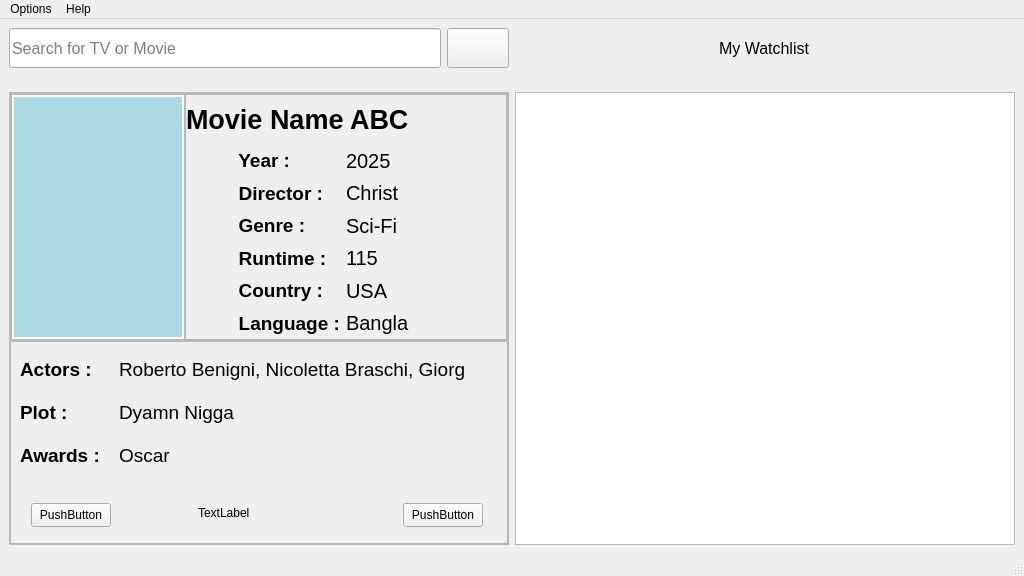
Above: watchlist.ui from ImRIzo/Watchlist before the change. Below: the same form after it.
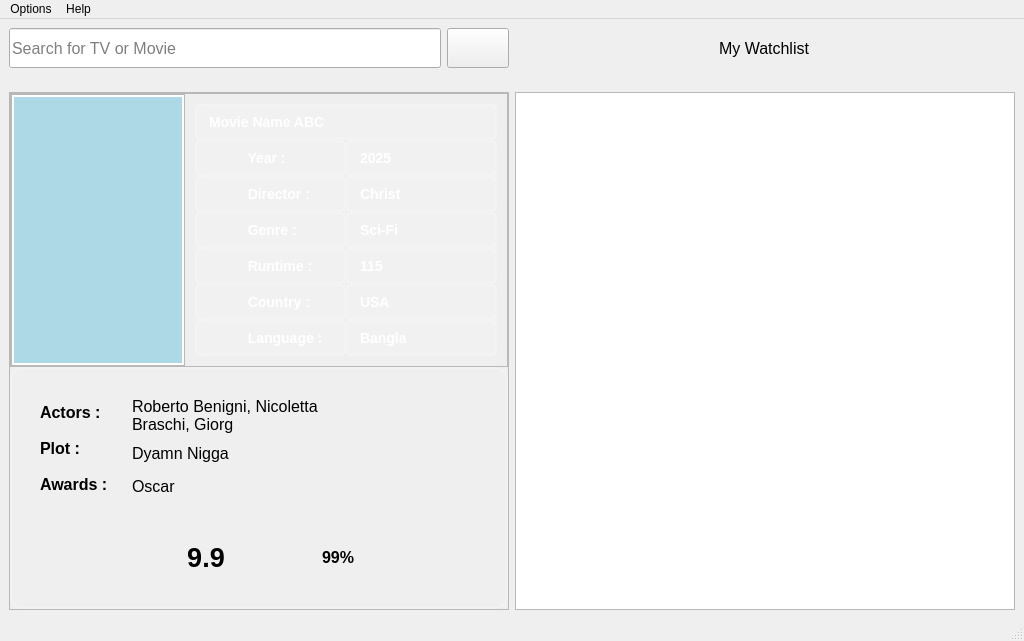
That is the form after the change. The open tabs and pages were chosen to show the change. Icons and pictures are not drawn.

The edit to the form file:
```diff
--- a/watchlist.ui
+++ b/watchlist.ui
@@ -389,7 +389,72 @@
                    <item>
                     <widget class="QFrame" name="upeer_right">
                      <property name="styleSheet">
-                      <string notr="true"/>
+                      <string notr="true">/* Main Grid Background */
+QWidget {
+    background: qlineargradient(x1:0, y1:0, x2:1, y2:1, 
+                                stop:0 #1E3C72, 
+                                stop:1 #2A5298); /* Blue gradient background */
+    border-radius: 10px;
+    padding: 10px;
+}
+
+/* Grid Items (Labels, Buttons, Inputs) */
+QLabel, QPushButton, QLineEdit {
+    background: rgba(255, 255, 255, 0.1); /* Semi-transparent */
+    color: white;
+    font-size: 14px;
+    font-weight: bold;
+    padding: 8px;
+    border-radius: 5px;
+    border: 2px solid rgba(255, 255, 255, 0.2); /* Prevents border overlap */
+}
+
+/* Grid Button Styling */
+QPushButton {
+    background: qlineargradient(x1:0, y1:0, x2:1, y2:1, 
+                                stop:0 #4A90E2, 
+                                stop:1 #1C62B9);
+    border: 2px solid #357ABD;
+    padding: 10px;
+}
+
+QPushButton:hover {
+    background: qlineargradient(x1:0, y1:0, x2:1, y2:1, 
+                                stop:0 #62A9F4, 
+                                stop:1 #2A73D9);
+    border: 2px solid #2A73D9;
+}
+
+QPushButton:pressed {
+    background: #1C62B9;
+    border: 2px solid #0E4A91;
+}
+
+/* Text Input Fields */
+QLineEdit {
+    background: rgba(255, 255, 255, 0.2);
+    border: 2px solid #5A89C4;
+    padding: 6px;
+}
+
+/* Table/Grid View */
+QTableView {
+    background: rgba(255, 255, 255, 0.05);
+    border: 2px solid #357ABD; /* Proper spacing */
+    gridline-color: #5A89C4;
+    color: white;
+    selection-background-color: #357ABD;
+}
+
+/* Table Header */
+QHeaderView::section {
+    background: #1C62B9;
+    color: white;
+    font-weight: bold;
+    padding: 6px;
+    border: 2px solid #357ABD;
+}
+</string>
                      </property>
                      <property name="frameShape">
                       <enum>QFrame::Shape::StyledPanel</enum>
@@ -417,7 +482,7 @@
                        <widget class="QLabel" name="_title">
                         <property name="font">
                          <font>
-                          <pointsize>20</pointsize>
+                          <pointsize>-1</pointsize>
                           <bold>true</bold>
                          </font>
                         </property>
@@ -438,7 +503,7 @@
                          <widget class="QLabel" name="Year">
                           <property name="font">
                            <font>
-                            <pointsize>14</pointsize>
+                            <pointsize>-1</pointsize>
                             <bold>true</bold>
                            </font>
                           </property>
@@ -451,7 +516,8 @@
                          <widget class="QLabel" name="_language_2">
                           <property name="font">
                            <font>
-                            <pointsize>15</pointsize>
+                            <pointsize>-1</pointsize>
+                            <bold>true</bold>
                            </font>
                           </property>
                           <property name="layoutDirection">
@@ -469,7 +535,8 @@
                          <widget class="QLabel" name="_runtime">
                           <property name="font">
                            <font>
-                            <pointsize>15</pointsize>
+                            <pointsize>-1</pointsize>
+                            <bold>true</bold>
                            </font>
                           </property>
                           <property name="layoutDirection">
@@ -487,7 +554,7 @@
                          <widget class="QLabel" name="Runtime">
                           <property name="font">
                            <font>
-                            <pointsize>14</pointsize>
+                            <pointsize>-1</pointsize>
                             <bold>true</bold>
                            </font>
                           </property>
@@ -500,7 +567,7 @@
                          <widget class="QLabel" name="Director">
                           <property name="font">
                            <font>
-                            <pointsize>14</pointsize>
+                            <pointsize>-1</pointsize>
                             <bold>true</bold>
                            </font>
                           </property>
@@ -513,7 +580,7 @@
                          <widget class="QLabel" name="Country">
                           <property name="font">
                            <font>
-                            <pointsize>14</pointsize>
+                            <pointsize>-1</pointsize>
                             <bold>true</bold>
                            </font>
                           </property>
@@ -526,7 +593,7 @@
                          <widget class="QLabel" name="Genre">
                           <property name="font">
                            <font>
-                            <pointsize>14</pointsize>
+                            <pointsize>-1</pointsize>
                             <bold>true</bold>
                            </font>
                           </property>
@@ -539,7 +606,8 @@
                          <widget class="QLabel" name="_year">
                           <property name="font">
                            <font>
-                            <pointsize>15</pointsize>
+                            <pointsize>-1</pointsize>
+                            <bold>true</bold>
                            </font>
                           </property>
                           <property name="layoutDirection">
@@ -557,7 +625,7 @@
                          <widget class="QLabel" name="Language">
                           <property name="font">
                            <font>
-                            <pointsize>14</pointsize>
+                            <pointsize>-1</pointsize>
                             <bold>true</bold>
                            </font>
                           </property>
@@ -570,7 +638,8 @@
                          <widget class="QLabel" name="_language">
                           <property name="font">
                            <font>
-                            <pointsize>15</pointsize>
+                            <pointsize>-1</pointsize>
+                            <bold>true</bold>
                            </font>
                           </property>
                           <property name="layoutDirection">
@@ -588,7 +657,8 @@
                          <widget class="QLabel" name="_director">
                           <property name="font">
                            <font>
-                            <pointsize>15</pointsize>
+                            <pointsize>-1</pointsize>
+                            <bold>true</bold>
                            </font>
                           </property>
                           <property name="layoutDirection">
@@ -606,7 +676,8 @@
                          <widget class="QLabel" name="_genre">
                           <property name="font">
                            <font>
-                            <pointsize>15</pointsize>
+                            <pointsize>-1</pointsize>
+                            <bold>true</bold>
                            </font>
                           </property>
                           <property name="layoutDirection">
@@ -631,7 +702,17 @@
                 <item>
                  <widget class="QFrame" name="lower_frame">
                   <property name="styleSheet">
-                   <string notr="true"/>
+                   <string notr="true">#lower_frame {
+    background: qlineargradient(x1:0, y1:0, x2:1, y2:1, 
+                                stop:0 #0F2027, 
+                                stop:0.5 #203A43, 
+                                stop:1 #2C5364); /* Dark blue gradient */
+    
+    border: 2px solid rgba(255, 255, 255, 0.2); /* Subtle glowing border */
+    border-radius: 12px; /* Soft rounded corners */
+    padding: 10px;
+}
+</string>
                   </property>
                   <property name="frameShape">
                    <enum>QFrame::Shape::StyledPanel</enum>
@@ -657,21 +738,18 @@
                    </property>
                    <item>
                     <widget class="QWidget" name="up_d" native="true">
-                     <layout class="QHBoxLayout" name="horizontalLayout_10" stretch="20,80">
-                      <property name="spacing">
-                       <number>0</number>
-                      </property>
+                     <layout class="QHBoxLayout" name="horizontalLayout_10" stretch="10,60,30">
                       <property name="leftMargin">
-                       <number>0</number>
+                       <number>9</number>
                       </property>
                       <property name="topMargin">
-                       <number>0</number>
+                       <number>9</number>
                       </property>
                       <property name="rightMargin">
-                       <number>0</number>
+                       <number>9</number>
                       </property>
                       <property name="bottomMargin">
-                       <number>0</number>
+                       <number>9</number>
                       </property>
                       <item>
                        <widget class="QWidget" name="lefty" native="true">
@@ -680,7 +758,7 @@
                           <widget class="QLabel" name="Actors">
                            <property name="font">
                             <font>
-                             <pointsize>14</pointsize>
+                             <pointsize>12</pointsize>
                              <bold>true</bold>
                             </font>
                            </property>
@@ -693,7 +771,7 @@
                           <widget class="QLabel" name="Plot">
                            <property name="font">
                             <font>
-                             <pointsize>14</pointsize>
+                             <pointsize>12</pointsize>
                              <bold>true</bold>
                             </font>
                            </property>
@@ -706,7 +784,7 @@
                           <widget class="QLabel" name="Awards">
                            <property name="font">
                             <font>
-                             <pointsize>14</pointsize>
+                             <pointsize>12</pointsize>
                              <bold>true</bold>
                             </font>
                            </property>
@@ -725,7 +803,7 @@
                           <widget class="QLabel" name="_actors">
                            <property name="font">
                             <font>
-                             <pointsize>14</pointsize>
+                             <pointsize>12</pointsize>
                              <bold>false</bold>
                             </font>
                            </property>
@@ -744,7 +822,7 @@
                           <widget class="QLabel" name="_plot">
                            <property name="font">
                             <font>
-                             <pointsize>14</pointsize>
+                             <pointsize>12</pointsize>
                              <bold>false</bold>
                             </font>
                            </property>
@@ -760,7 +838,7 @@
                           <widget class="QLabel" name="_awards">
                            <property name="font">
                             <font>
-                             <pointsize>14</pointsize>
+                             <pointsize>12</pointsize>
                              <bold>false</bold>
                             </font>
                            </property>
@@ -775,12 +853,156 @@
                         </layout>
                        </widget>
                       </item>
+                      <item alignment="Qt::AlignmentFlag::AlignHCenter|Qt::AlignmentFlag::AlignVCenter">
+                       <widget class="QWidget" name="widget" native="true">
+                        <layout class="QVBoxLayout" name="verticalLayout_7" stretch="0,0,0">
+                         <property name="spacing">
+                          <number>10</number>
+                         </property>
+                         <property name="leftMargin">
+                          <number>50</number>
+                         </property>
+                         <property name="topMargin">
+                          <number>0</number>
+                         </property>
+                         <property name="rightMargin">
+                          <number>0</number>
+                         </property>
+                         <property name="bottomMargin">
+                          <number>0</number>
+                         </property>
+                         <item>
+                          <widget class="QPushButton" name="youtube_button">
+                           <property name="sizePolicy">
+                            <sizepolicy hsizetype="Expanding" vsizetype="Expanding">
+                             <horstretch>0</horstretch>
+                             <verstretch>0</verstretch>
+                            </sizepolicy>
+                           </property>
+                           <property name="minimumSize">
+                            <size>
+                             <width>30</width>
+                             <height>30</height>
+                            </size>
+                           </property>
+                           <property name="maximumSize">
+                            <size>
+                             <width>120</width>
+                             <height>120</height>
+                            </size>
+                           </property>
+                           <property name="cursor">
+                            <cursorShape>PointingHandCursor</cursorShape>
+                           </property>
+                           <property name="toolTip">
+                            <string comment="yoo" extracomment="Watch Trailer"/>
+                           </property>
+                           <property name="styleSheet">
+                            <string notr="true">#youtube_button {
+    border: none;
+    background: transparent;
+    border-image: url(:/images/resources/images/youtube.png) 0 0 0 0 stretch stretch;
+}
+</string>
+                           </property>
+                           <property name="text">
+                            <string/>
+                           </property>
+                          </widget>
+                         </item>
+                         <item>
+                          <widget class="QPushButton" name="google_button">
+                           <property name="sizePolicy">
+                            <sizepolicy hsizetype="Expanding" vsizetype="Expanding">
+                             <horstretch>0</horstretch>
+                             <verstretch>0</verstretch>
+                            </sizepolicy>
+                           </property>
+                           <property name="minimumSize">
+                            <size>
+                             <width>30</width>
+                             <height>30</height>
+                            </size>
+                           </property>
+                           <property name="maximumSize">
+                            <size>
+                             <width>120</width>
+                             <height>120</height>
+                            </size>
+                           </property>
+                           <property name="cursor">
+                            <cursorShape>PointingHandCursor</cursorShape>
+                           </property>
+                           <property name="toolTip">
+                            <string extracomment="Search on Google"/>
+                           </property>
+                           <property name="styleSheet">
+                            <string notr="true">#google_button {
+    border: none;
+    background: transparent;
+    border-image: url(:/images/resources/images/search.png) 0 0 0 0 stretch stretch;
+}
+</string>
+                           </property>
+                           <property name="text">
+                            <string/>
+                           </property>
+                          </widget>
+                         </item>
+                         <item>
+                          <widget class="QPushButton" name="download_button">
+                           <property name="sizePolicy">
+                            <sizepolicy hsizetype="Expanding" vsizetype="Expanding">
+                             <horstretch>0</horstretch>
+                             <verstretch>0</verstretch>
+                            </sizepolicy>
+                           </property>
+                           <property name="minimumSize">
+                            <size>
+                             <width>40</width>
+                             <height>40</height>
+                            </size>
+                           </property>
+                           <property name="maximumSize">
+                            <size>
+                             <width>120</width>
+                             <height>120</height>
+                            </size>
+                           </property>
+                           <property name="cursor">
+                            <cursorShape>PointingHandCursor</cursorShape>
+                           </property>
+                           <property name="toolTip">
+                            <string extracomment="Download"/>
+                           </property>
+                           <property name="styleSheet">
+                            <string notr="true">#download_button {
+    border: none;
+    background: transparent;
+    border-image: url(:/images/resources/images/download.png) 0 0 0 0 stretch stretch;
+}
+</string>
+                           </property>
+                           <property name="text">
+                            <string/>
+                           </property>
+                           <property name="iconSize">
+                            <size>
+                             <width>16</width>
+                             <height>16</height>
+                            </size>
+                           </property>
+                          </widget>
+                         </item>
+                        </layout>
+                       </widget>
+                      </item>
                      </layout>
                     </widget>
                    </item>
                    <item>
                     <widget class="QWidget" name="down_d" native="true">
-                     <layout class="QHBoxLayout" name="horizontalLayout_11">
+                     <layout class="QHBoxLayout" name="horizontalLayout_11" stretch="25,25,25,25">
                       <property name="spacing">
                        <number>0</number>
                       </property>
@@ -798,26 +1020,86 @@
                       </property>
                       <item>
                        <widget class="QWidget" name="w1" native="true">
-                        <widget class="QPushButton" name="pushButton">
-                         <property name="geometry">
-                          <rect>
-                           <x>20</x>
-                           <y>20</y>
-                           <width>80</width>
-                           <height>24</height>
-                          </rect>
+                        <layout class="QHBoxLayout" name="horizontalLayout_14">
+                         <property name="spacing">
+                          <number>5</number>
                          </property>
-                         <property name="text">
-                          <string>PushButton</string>
+                         <property name="leftMargin">
+                          <number>0</number>
                          </property>
-                        </widget>
+                         <property name="topMargin">
+                          <number>0</number>
+                         </property>
+                         <property name="rightMargin">
+                          <number>0</number>
+                         </property>
+                         <property name="bottomMargin">
+                          <number>0</number>
+                         </property>
+                         <item>
+                          <widget class="QPushButton" name="back_button">
+                           <property name="minimumSize">
+                            <size>
+                             <width>60</width>
+                             <height>60</height>
+                            </size>
+                           </property>
+                           <property name="maximumSize">
+                            <size>
+                             <width>60</width>
+                             <height>60</height>
+                            </size>
+                           </property>
+                           <property name="font">
+                            <font>
+                             <bold>true</bold>
+                            </font>
+                           </property>
+                           <property name="autoFillBackground">
+                            <bool>false</bool>
+                           </property>
+                           <property name="styleSheet">
+                            <string notr="true">#back_button {
+    border: none;
+    background: transparent;
+    border-image: url(:/images/resources/images/back_button.png) 0 0 0 0 stretch stretch;
+}
+</string>
+                           </property>
+                           <property name="text">
+                            <string/>
+                           </property>
+                          </widget>
+                         </item>
+                        </layout>
                        </widget>
                       </item>
                       <item>
                        <widget class="QWidget" name="w2" native="true">
-                        <layout class="QHBoxLayout" name="horizontalLayout_12">
+                        <layout class="QHBoxLayout" name="horizontalLayout_12" stretch="0,0">
+                         <property name="spacing">
+                          <number>5</number>
+                         </property>
+                         <property name="leftMargin">
+                          <number>0</number>
+                         </property>
+                         <property name="topMargin">
+                          <number>0</number>
+                         </property>
+                         <property name="rightMargin">
+                          <number>0</number>
+                         </property>
+                         <property name="bottomMargin">
+                          <number>0</number>
+                         </property>
                          <item>
                           <widget class="QLabel" name="imdb_logo">
+                           <property name="maximumSize">
+                            <size>
+                             <width>80</width>
+                             <height>40</height>
+                            </size>
+                           </property>
                            <property name="text">
                             <string/>
                            </property>
@@ -827,9 +1109,50 @@
                           </widget>
                          </item>
                          <item>
-                          <widget class="QLabel" name="label_2">
+                          <widget class="QLabel" name="_imdbrating">
+                           <property name="enabled">
+                            <bool>true</bool>
+                           </property>
+                           <property name="sizePolicy">
+                            <sizepolicy hsizetype="Expanding" vsizetype="Expanding">
+                             <horstretch>0</horstretch>
+                             <verstretch>0</verstretch>
+                            </sizepolicy>
+                           </property>
+                           <property name="minimumSize">
+                            <size>
+                             <width>80</width>
+                             <height>80</height>
+                            </size>
+                           </property>
+                           <property name="maximumSize">
+                            <size>
+                             <width>150</width>
+                             <height>150</height>
+                            </size>
+                           </property>
+                           <property name="font">
+                            <font>
+                             <pointsize>20</pointsize>
+                             <bold>true</bold>
+                            </font>
+                           </property>
+                           <property name="styleSheet">
+                            <string notr="true">#_imdbrating {
+    border: none;
+    background: transparent;
+    border-image: url(:/images/resources/images/imdb_rating.png) 0 0 0 0 stretch stretch;
+}
+</string>
+                           </property>
                            <property name="text">
-                            <string>TextLabel</string>
+                            <string>9.9</string>
+                           </property>
+                           <property name="scaledContents">
+                            <bool>true</bool>
+                           </property>
+                           <property name="alignment">
+                            <set>Qt::AlignmentFlag::AlignCenter</set>
                            </property>
                           </widget>
                          </item>
@@ -837,23 +1160,139 @@
                        </widget>
                       </item>
                       <item>
-                       <widget class="QWidget" name="w3" native="true"/>
+                       <widget class="QWidget" name="w3" native="true">
+                        <layout class="QHBoxLayout" name="horizontalLayout_13">
+                         <property name="spacing">
+                          <number>5</number>
+                         </property>
+                         <property name="leftMargin">
+                          <number>0</number>
+                         </property>
+                         <property name="topMargin">
+                          <number>0</number>
+                         </property>
+                         <property name="rightMargin">
+                          <number>0</number>
+                         </property>
+                         <property name="bottomMargin">
+                          <number>0</number>
+                         </property>
+                         <item>
+                          <widget class="QLabel" name="tomato_logo">
+                           <property name="maximumSize">
+                            <size>
+                             <width>80</width>
+                             <height>40</height>
+                            </size>
+                           </property>
+                           <property name="text">
+                            <string/>
+                           </property>
+                           <property name="pixmap">
+                            <pixmap resource="resources.qrc">:/images/resources/images/Rotten_Tomatoes_logo.svg</pixmap>
+                           </property>
+                           <property name="scaledContents">
+                            <bool>true</bool>
+                           </property>
+                          </widget>
+                         </item>
+                         <item>
+                          <widget class="QLabel" name="_rottenrating">
+                           <property name="enabled">
+                            <bool>true</bool>
+                           </property>
+                           <property name="minimumSize">
+                            <size>
+                             <width>80</width>
+                             <height>80</height>
+                            </size>
+                           </property>
+                           <property name="maximumSize">
+                            <size>
+                             <width>150</width>
+                             <height>150</height>
+                            </size>
+                           </property>
+                           <property name="font">
+                            <font>
+                             <pointsize>12</pointsize>
+                             <bold>true</bold>
+                            </font>
+                           </property>
+                           <property name="styleSheet">
+                            <string notr="true">#_rottenrating {
+    border: none;
+    background: transparent;
+    border-image: url(:/images/resources/images/rotten_rating.png) 0 0 0 0 stretch stretch;
+}
+</string>
+                           </property>
+                           <property name="text">
+                            <string>99%</string>
+                           </property>
+                           <property name="scaledContents">
+                            <bool>true</bool>
+                           </property>
+                           <property name="alignment">
+                            <set>Qt::AlignmentFlag::AlignCenter</set>
+                           </property>
+                          </widget>
+                         </item>
+                        </layout>
+                       </widget>
                       </item>
                       <item>
                        <widget class="QWidget" name="w4" native="true">
-                        <widget class="QPushButton" name="pushButton_2">
-                         <property name="geometry">
-                          <rect>
-                           <x>20</x>
-                           <y>20</y>
-                           <width>80</width>
-                           <height>24</height>
-                          </rect>
+                        <layout class="QHBoxLayout" name="horizontalLayout_15">
+                         <property name="spacing">
+                          <number>5</number>
                          </property>
-                         <property name="text">
-                          <string>PushButton</string>
+                         <property name="leftMargin">
+                          <number>0</number>
                          </property>
-                        </widget>
+                         <property name="topMargin">
+                          <number>0</number>
+                         </property>
+                         <property name="rightMargin">
+                          <number>0</number>
+                         </property>
+                         <property name="bottomMargin">
+                          <number>0</number>
+                         </property>
+                         <item>
+                          <widget class="QPushButton" name="addwatchlist_button">
+                           <property name="minimumSize">
+                            <size>
+                             <width>50</width>
+                             <height>50</height>
+                            </size>
+                           </property>
+                           <property name="maximumSize">
+                            <size>
+                             <width>60</width>
+                             <height>60</height>
+                            </size>
+                           </property>
+                           <property name="font">
+                            <font>
+                             <pointsize>8</pointsize>
+                             <bold>true</bold>
+                            </font>
+                           </property>
+                           <property name="styleSheet">
+                            <string notr="true">#addwatchlist_button {
+    border: none;
+    background: transparent;
+    border-image: url(:/images/resources/images/add_list.png) 0 0 0 0 stretch stretch;
+}
+</string>
+                           </property>
+                           <property name="text">
+                            <string/>
+                           </property>
+                          </widget>
+                         </item>
+                        </layout>
                        </widget>
                       </item>
                      </layout>
```
Left out of the diff: 3 changed lines with no effect on the pictures.
